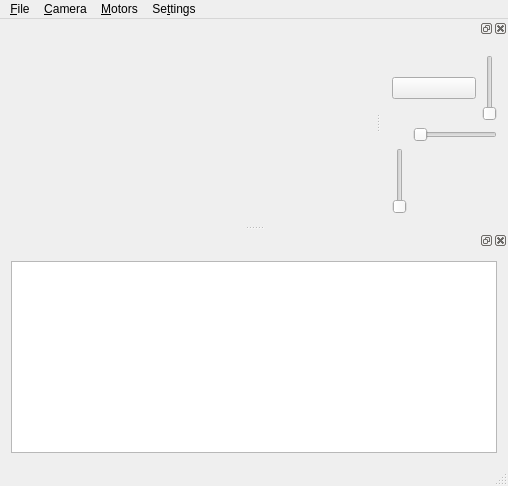
First picture: the form in client-qt/RepatriatorClient/MainWindow.ui, repository thejoshwolfe/repatriator, before the edit.
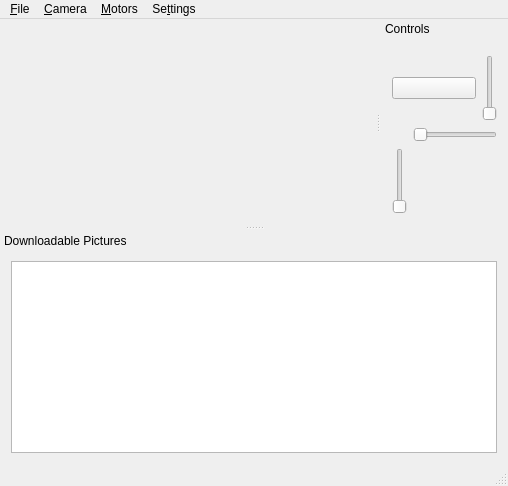
Second picture: the form after the edit. Icons and pictures are not drawn. Custom widgets are drawn as their Qt base class.

Commit message:
hook up shadow slider and orbit controls
Only thing left to hook up is 3D orbit
Then to work out all the bugs.

```diff
--- a/client-qt/RepatriatorClient/MainWindow.ui
+++ b/client-qt/RepatriatorClient/MainWindow.ui
@@ -74,6 +74,15 @@
   </widget>
   <widget class="QStatusBar" name="statusBar"/>
   <widget class="QDockWidget" name="verticalDock">
+   <property name="features">
+    <set>QDockWidget::NoDockWidgetFeatures</set>
+   </property>
+   <property name="allowedAreas">
+    <set>Qt::RightDockWidgetArea</set>
+   </property>
+   <property name="windowTitle">
+    <string>Controls</string>
+   </property>
    <attribute name="dockWidgetArea">
     <number>2</number>
    </attribute>
@@ -129,6 +138,12 @@
    </widget>
   </widget>
   <widget class="QDockWidget" name="horizontalDock">
+   <property name="features">
+    <set>QDockWidget::NoDockWidgetFeatures</set>
+   </property>
+   <property name="windowTitle">
+    <string>Downloadable Pictures</string>
+   </property>
    <attribute name="dockWidgetArea">
     <number>8</number>
    </attribute>
```
Left out of the diff: 24 changed lines with no effect on the pictures. The commit also changes 8 other files.
